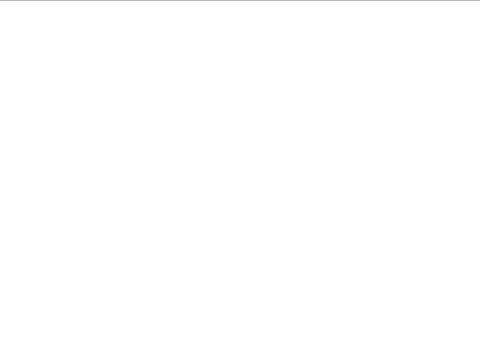
Above: Alpha Etapa 2/Proyecto_Final/videogame.ui from UFelipeJR/Proyecto_Final_Informatica_2 before the change; both pictures show x 450 to 930 and y 0 to 357 of the 1366 by 768 pixel window. Below: the same form after it.
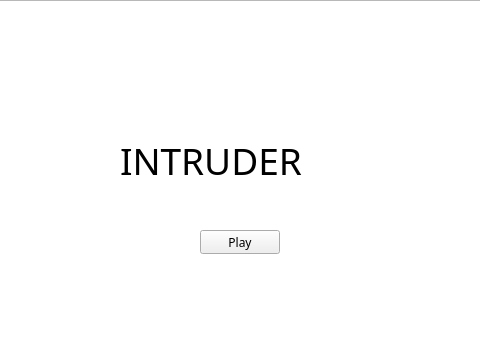
That is the form after the change.

Patch:
```diff
--- a/Alpha Etapa 2/Proyecto_Final/videogame.ui
+++ b/Alpha Etapa 2/Proyecto_Final/videogame.ui
@@ -60,6 +60,49 @@
      </size>
     </property>
    </widget>
+   <widget class="QPushButton" name="pushButton">
+    <property name="geometry">
+     <rect>
+      <x>650</x>
+      <y>230</y>
+      <width>80</width>
+      <height>24</height>
+     </rect>
+    </property>
+    <property name="font">
+     <font>
+      <family>Arcadepix</family>
+     </font>
+    </property>
+    <property name="text">
+     <string>Play</string>
+    </property>
+   </widget>
+   <widget class="QLabel" name="label">
+    <property name="enabled">
+     <bool>true</bool>
+    </property>
+    <property name="geometry">
+     <rect>
+      <x>570</x>
+      <y>140</y>
+      <width>241</width>
+      <height>41</height>
+     </rect>
+    </property>
+    <property name="font">
+     <font>
+      <family>Arcadepix</family>
+      <pointsize>28</pointsize>
+     </font>
+    </property>
+    <property name="cursor">
+     <cursorShape>CrossCursor</cursorShape>
+    </property>
+    <property name="text">
+     <string>INTRUDER</string>
+    </property>
+   </widget>
   </widget>
  </widget>
  <resources/>
```
